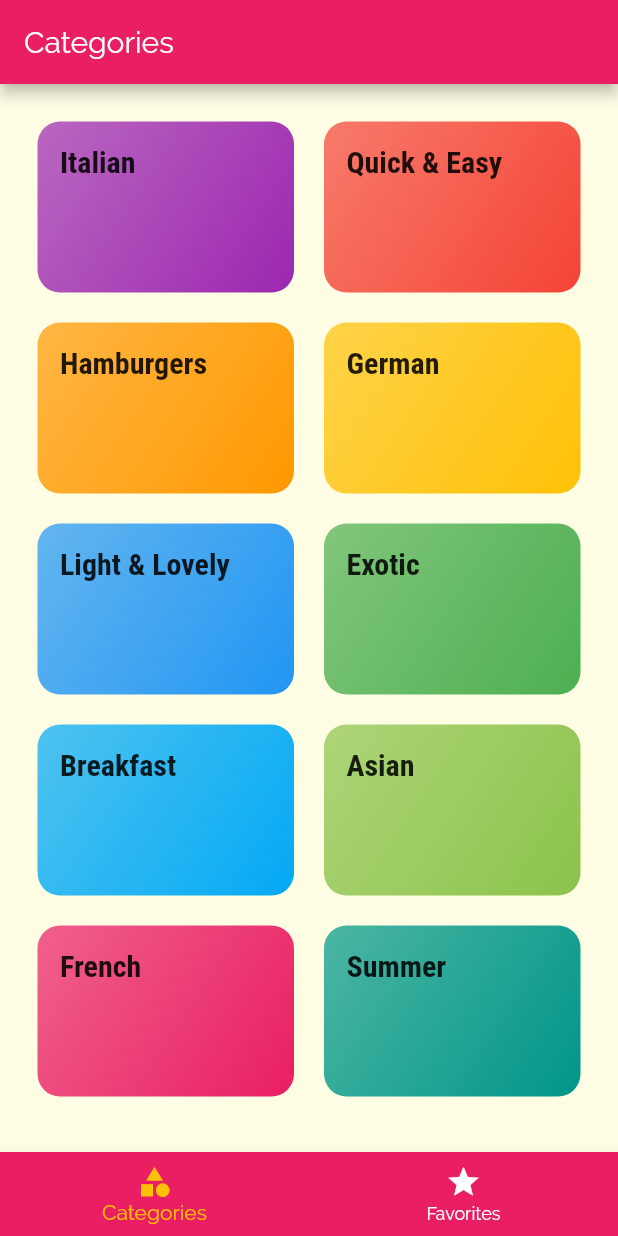
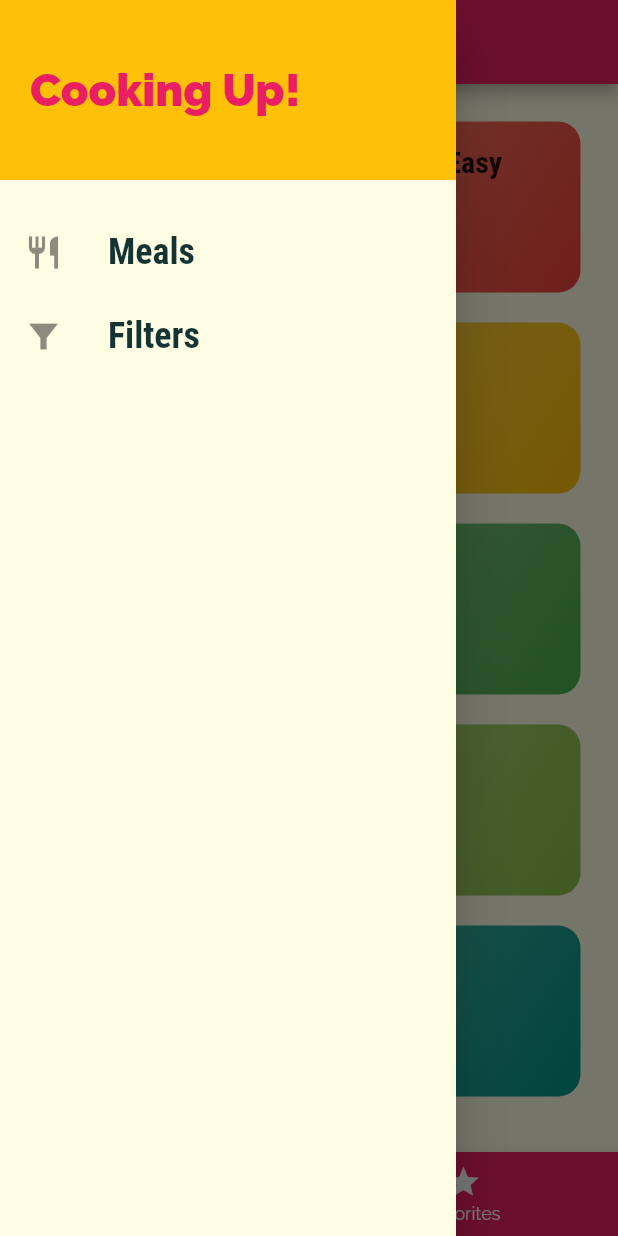
Before and after one commit to notsarthak/recipe-app, a Flutter app: the screen it shows after launch, with the side drawer open (before the commit the screen has no drawer), on a phone screen of 412 x 824 dp. Run offline on Flutter 3.47's test engine with Material 2 defaults, Android fonts, the phone set to English and light mode, and no system bars.

Commit message:
Started with Side drawer

```diff
--- a/lib/screens/tabs_screen.dart
+++ b/lib/screens/tabs_screen.dart
@@ -2,6 +2,7 @@ import "package:flutter/material.dart";
 
 import "./favorites_screen.dart";
 import "./categories_screen.dart";
+import "../widgets/main_drawer.dart";
 
 class TabsScreen extends StatefulWidget {
   @override
@@ -34,6 +35,7 @@ class _TabsScreenState extends State<TabsScreen> {
       appBar: AppBar(
         title: Text(_pages[_selectedPageIndex]["title"]),
       ),
+      drawer: MainDrawer(),
       body: _pages[_selectedPageIndex]["page"],
       bottomNavigationBar: BottomNavigationBar(
         onTap: _selectPage,
--- /dev/null
+++ b/lib/widgets/main_drawer.dart
@@ -0,0 +1,48 @@
+import "package:flutter/material.dart";
+
+class MainDrawer extends StatelessWidget {
+  Widget listTileBuilder(IconData icon, String title) {
+    return ListTile(
+      leading: Icon(icon, size: 26),
+      title: Text(
+        title,
+        style: TextStyle(
+          fontFamily: "RobotoCondensed",
+          fontSize: 24,
+          fontWeight: FontWeight.bold,
+        ),
+      ),
+      onTap: () {},
+    );
+  }
+
+  @override
+  Widget build(BuildContext context) {
+    return Drawer(
+      child: Column(
+        children: <Widget>[
+          Container(
+            height: 120,
+            width: double.infinity,
+            alignment: Alignment.centerLeft,
+            color: Theme.of(context).accentColor,
+            padding: EdgeInsets.all(20),
+            child: Text(
+              "Cooking Up!",
+              style: TextStyle(
+                fontSize: 30,
+                fontWeight: FontWeight.w900,
+                color: Theme.of(context).primaryColor,
+              ),
+            ),
+          ),
+          SizedBox(
+            height: 20,
+          ),
+          listTileBuilder(Icons.restaurant, "Meals"),
+          listTileBuilder(Icons.filter_alt_sharp, "Filters"),
+        ],
+      ),
+    );
+  }
+}
```
